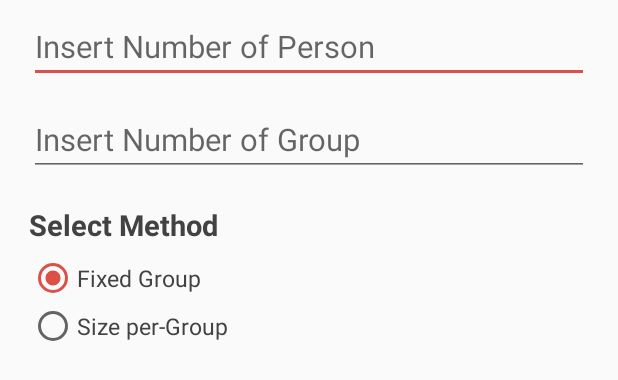
After one commit to pahlevikun/EasyGroupMaker, an Android app: the layout adapter_quick.xml on its own in the app's theme, with its tools: preview values and no code run, on a phone screen of 412 x 824 dp. The commit adds this screen. Shown: the top 380 px of the screen. Run offline under Robolectric (Android 15) with nearby library versions, the phone set to English and light mode, and no system bars.

Commit message:
Add MainPresenter & MainInterface, QuickActivity, QuickPresenter & QuickInterface, Add AppController, Add custom layout for dialog - 28/07/18 16:14

```diff
--- a/app/build.gradle
+++ b/app/build.gradle
@@ -24,6 +24,7 @@ android {
             minifyEnabled true
             zipAlignEnabled true
             crunchPngs true
+            useProguard true
             proguardFiles getDefaultProguardFile('proguard-android.txt'), 'proguard-rules.pro'
         }
         release {
@@ -32,6 +33,7 @@ android {
             minifyEnabled true
             zipAlignEnabled true
             crunchPngs true
+            useProguard true
             proguardFiles getDefaultProguardFile('proguard-android.txt'), 'proguard-rules.pro'
         }
     }
@@ -55,8 +57,10 @@ dependencies {
     //noinspection GradleCompatible
     implementation 'com.android.support:appcompat-v7:27.1.1'
     implementation 'com.android.support:design:27.1.1'
+    implementation 'com.android.support:multidex:1.0.3'
     /*Android Architecture*/
     implementation "android.arch.persistence.room:runtime:1.1.1"
+    implementation 'com.android.support.constraint:constraint-layout:1.1.2'
     annotationProcessor "android.arch.persistence.room:compiler:1.1.1"
     /*Other Dependencies*/
     implementation 'com.github.lzyzsd:circleprogress:1.2.1'
--- a/app/src/main/AndroidManifest.xml
+++ b/app/src/main/AndroidManifest.xml
@@ -3,6 +3,7 @@
     package="id.pahlevikun.easygroupmaker">
 
     <application
+        android:name=".composer.application.AppController"
         android:allowBackup="true"
         android:icon="@mipmap/ic_launcher"
         android:label="@string/app_name"
@@ -16,6 +17,7 @@
                 <category android:name="android.intent.category.LAUNCHER" />
             </intent-filter>
         </activity>
+
         <service android:name=".composer.service.MyFirebaseInstanceIDService">
             <intent-filter>
                 <action android:name="com.google.firebase.INSTANCE_ID_EVENT" />
@@ -26,6 +28,8 @@
                 <action android:name="com.google.firebase.MESSAGING_EVENT" />
             </intent-filter>
         </service>
+
+        <activity android:name=".view.ui.QuickActivity"></activity>
     </application>
 
 </manifest>
--- /dev/null
+++ b/app/src/main/res/layout/adapter_quick.xml
@@ -0,0 +1,61 @@
+<?xml version="1.0" encoding="utf-8"?>
+<LinearLayout xmlns:android="http://schemas.android.com/apk/res/android"
+    android:layout_width="match_parent"
+    android:layout_height="wrap_content"
+    android:orientation="vertical"
+    android:paddingBottom="@dimen/_15sdp"
+    android:paddingEnd="@dimen/_15sdp"
+    android:paddingStart="@dimen/_15sdp">
+
+    <android.support.v7.widget.AppCompatEditText
+        android:id="@+id/editTextQuickPerson"
+        android:layout_width="match_parent"
+        android:layout_height="wrap_content"
+        android:layout_marginTop="@dimen/_5sdp"
+        android:hint="Insert Number of Person"
+        android:inputType="number"
+        android:textSize="@dimen/_16ssp" />
+
+    <android.support.v7.widget.AppCompatEditText
+        android:id="@+id/editTextQuickGroup"
+        android:layout_width="match_parent"
+        android:layout_height="wrap_content"
+        android:layout_marginTop="@dimen/_10sdp"
+        android:hint="Insert Number of Group"
+        android:inputType="number"
+        android:textSize="@dimen/_16ssp" />
+
+    <TextView
+        android:layout_width="match_parent"
+        android:layout_height="wrap_content"
+        android:layout_marginTop="@dimen/_15sdp"
+        android:text="Select Method"
+        android:textColor="@color/colorText"
+        android:textSize="@dimen/_15ssp"
+        android:textStyle="bold" />
+
+    <RadioGroup
+        android:id="@+id/radioGroup"
+        android:layout_width="match_parent"
+        android:layout_height="wrap_content"
+        android:layout_marginTop="@dimen/_5sdp">
+
+        <RadioButton
+            android:id="@+id/radioFixed"
+            android:layout_width="wrap_content"
+            android:layout_height="wrap_content"
+            android:checked="true"
+            android:text="Fixed Group"
+            android:textColor="@color/colorText"
+            android:textSize="@dimen/_12ssp" />
+
+        <RadioButton
+            android:id="@+id/radioSize"
+            android:layout_width="wrap_content"
+            android:layout_height="wrap_content"
+            android:text="Size per-Group"
+            android:textColor="@color/colorText"
+            android:textSize="@dimen/_12ssp" />
+    </RadioGroup>
+
+</LinearLayout>
--- a/app/src/main/res/values/colors.xml
+++ b/app/src/main/res/values/colors.xml
@@ -2,7 +2,7 @@
 <resources>
     <color name="colorPrimary">#dd5048</color>
     <color name="colorPrimaryDark">#dd5048</color>
-    <color name="colorAccent">#FF4081</color>
+    <color name="colorAccent">#dd5048</color>
 
     <color name="colorBackground">#ffa251</color>
     <color name="colorBackgroundStroke">#e17e27</color>
--- a/build.gradle
+++ b/build.gradle
@@ -12,6 +12,7 @@ buildscript {
     dependencies {
         classpath 'com.android.tools.build:gradle:3.1.3'
         classpath "org.jetbrains.kotlin:kotlin-gradle-plugin:$kotlin_version"
+        classpath "org.jetbrains.kotlin:kotlin-android-extensions:$kotlin_version"
         classpath 'com.google.gms:google-services:4.0.1'
         classpath 'io.fabric.tools:gradle:1.25.1'
 
```
Also changed, not shown: app/src/main/java/id/pahlevikun/easygroupmaker/composer/application/AppController.java (added, +43 -0 lines), app/src/main/java/id/pahlevikun/easygroupmaker/presenter/implementation/MainPresenter.kt (added, +18 -0 lines), app/src/main/java/id/pahlevikun/easygroupmaker/presenter/implementation/QuickPresenter.kt (added, +84 -0 lines), app/src/main/java/id/pahlevikun/easygroupmaker/presenter/interface/MainInterface.kt (added, +12 -0 lines), app/src/main/java/id/pahlevikun/easygroupmaker/presenter/interface/QuickInterface.kt (added, +13 -0 lines), app/src/main/java/id/pahlevikun/easygroupmaker/view/ui/MainActivity.kt (+71 -38 lines), app/src/main/java/id/pahlevikun/easygroupmaker/view/ui/QuickActivity.kt (added, +23 -0 lines), app/src/main/res/layout/activity_main.xml (+10 -7 lines), app/src/main/res/layout/activity_quick.xml (added, +9 -0 lines), app/src/main/res/values/strings.xml (+12 -0 lines), 1 other file.
